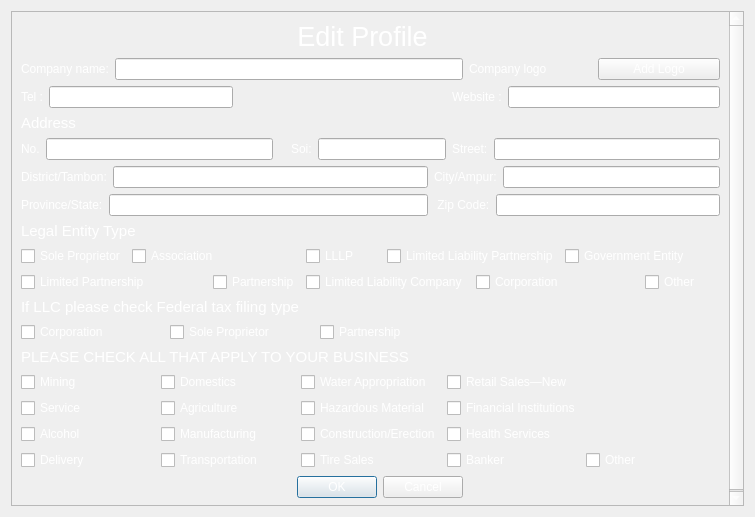
Qt form ui_form/Company_Edit_Profile.ui (Sirawap/PathFinder-Project) before a commit.
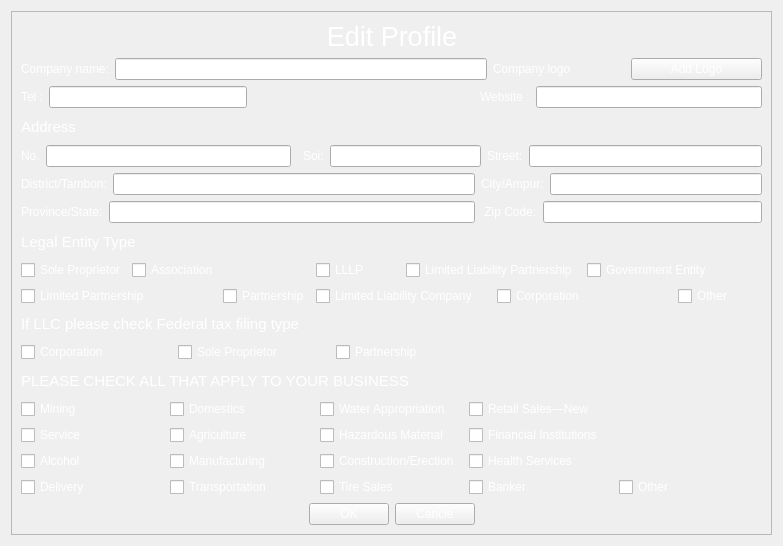
The same form after that commit. Icons and pictures are not drawn.

```diff
--- a/ui_form/Company_Edit_Profile.ui
+++ b/ui_form/Company_Edit_Profile.ui
@@ -6,8 +6,8 @@
    <rect>
     <x>0</x>
     <y>0</y>
-    <width>755</width>
-    <height>517</height>
+    <width>783</width>
+    <height>546</height>
    </rect>
   </property>
   <property name="windowTitle">
@@ -35,85 +35,33 @@
        <rect>
         <x>0</x>
         <y>0</y>
-        <width>735</width>
-        <height>497</height>
+        <width>763</width>
+        <height>526</height>
        </rect>
       </property>
       <layout class="QGridLayout" name="gridLayout_3">
-       <item row="0" column="4">
-        <widget class="QLabel" name="label">
-         <property name="font">
-          <font>
-           <pointsize>20</pointsize>
-          </font>
-         </property>
-         <property name="text">
-          <string>Edit Profile</string>
-         </property>
-         <property name="alignment">
-          <set>Qt::AlignCenter</set>
-         </property>
-        </widget>
-       </item>
-       <item row="11" column="0" colspan="8">
-        <widget class="QLabel" name="label_21">
-         <property name="font">
-          <font>
-           <pointsize>11</pointsize>
-          </font>
-         </property>
-         <property name="text">
-          <string>PLEASE CHECK ALL THAT APPLY TO YOUR BUSINESS</string>
-         </property>
-        </widget>
-       </item>
-       <item row="1" column="0" colspan="7">
-        <layout class="QHBoxLayout" name="horizontalLayout">
+       <item row="10" column="0" colspan="6">
+        <layout class="QHBoxLayout" name="horizontalLayout_12">
          <item>
-          <widget class="QLabel" name="label_2">
+          <widget class="QCheckBox" name="checkBox_11">
            <property name="text">
-            <string>Company name:</string>
+            <string>Corporation</string>
            </property>
           </widget>
          </item>
          <item>
-          <widget class="QLineEdit" name="lineEdit_comp_name">
+          <widget class="QCheckBox" name="checkBox_12">
            <property name="text">
-            <string/>
+            <string>Sole Proprietor</string>
            </property>
           </widget>
          </item>
-        </layout>
-       </item>
-       <item row="5" column="5" colspan="3">
-        <layout class="QHBoxLayout" name="horizontalLayout_9">
          <item>
-          <widget class="QLabel" name="label_13">
+          <widget class="QCheckBox" name="checkBox_13">
            <property name="text">
-            <string>City/Ampur:</string>
+            <string>Partnership</string>
            </property>
           </widget>
-         </item>
-         <item>
-          <widget class="QLineEdit" name="lineEdit_city">
-           <property name="text">
-            <string/>
-           </property>
-          </widget>
-         </item>
-        </layout>
-       </item>
-       <item row="6" column="5" colspan="3">
-        <layout class="QHBoxLayout" name="horizontalLayout_11">
-         <item>
-          <widget class="QLabel" name="label_16">
-           <property name="text">
-            <string> Zip Code:</string>
-           </property>
-          </widget>
-         </item>
-         <item>
-          <widget class="QLineEdit" name="lineEdit_zip"/>
          </item>
         </layout>
        </item>
@@ -131,7 +79,7 @@
          </item>
         </layout>
        </item>
-       <item row="2" column="0" colspan="8">
+       <item row="2" column="0" colspan="7">
         <layout class="QHBoxLayout" name="horizontalLayout_4">
          <item>
           <layout class="QHBoxLayout" name="horizontalLayout_3">
@@ -176,37 +124,123 @@
          </item>
         </layout>
        </item>
-       <item row="9" column="0" colspan="7">
-        <widget class="QLabel" name="label_20">
+       <item row="13" column="6">
+        <spacer name="horizontalSpacer_2">
+         <property name="orientation">
+          <enum>Qt::Horizontal</enum>
+         </property>
+         <property name="sizeHint" stdset="0">
+          <size>
+           <width>40</width>
+           <height>20</height>
+          </size>
+         </property>
+        </spacer>
+       </item>
+       <item row="0" column="0" colspan="2">
+        <spacer name="horizontalSpacer_3">
+         <property name="orientation">
+          <enum>Qt::Horizontal</enum>
+         </property>
+         <property name="sizeHint" stdset="0">
+          <size>
+           <width>40</width>
+           <height>20</height>
+          </size>
+         </property>
+        </spacer>
+       </item>
+       <item row="6" column="4" colspan="3">
+        <layout class="QHBoxLayout" name="horizontalLayout_11">
+         <item>
+          <widget class="QLabel" name="label_16">
+           <property name="text">
+            <string> Zip Code:</string>
+           </property>
+          </widget>
+         </item>
+         <item>
+          <widget class="QLineEdit" name="lineEdit_zip"/>
+         </item>
+        </layout>
+       </item>
+       <item row="5" column="4" colspan="3">
+        <layout class="QHBoxLayout" name="horizontalLayout_9">
+         <item>
+          <widget class="QLabel" name="label_13">
+           <property name="text">
+            <string>City/Ampur:</string>
+           </property>
+          </widget>
+         </item>
+         <item>
+          <widget class="QLineEdit" name="lineEdit_city">
+           <property name="text">
+            <string/>
+           </property>
+          </widget>
+         </item>
+        </layout>
+       </item>
+       <item row="1" column="0" colspan="6">
+        <layout class="QHBoxLayout" name="horizontalLayout">
+         <item>
+          <widget class="QLabel" name="label_2">
+           <property name="text">
+            <string>Company name:</string>
+           </property>
+          </widget>
+         </item>
+         <item>
+          <widget class="QLineEdit" name="lineEdit_comp_name">
+           <property name="text">
+            <string/>
+           </property>
+          </widget>
+         </item>
+        </layout>
+       </item>
+       <item row="4" column="5" colspan="2">
+        <layout class="QHBoxLayout" name="horizontalLayout_7">
+         <item>
+          <widget class="QLabel" name="label_15">
+           <property name="text">
+            <string>Street:</string>
+           </property>
+          </widget>
+         </item>
+         <item>
+          <widget class="QLineEdit" name="lineEdit_street"/>
+         </item>
+        </layout>
+       </item>
+       <item row="11" column="0" colspan="7">
+        <widget class="QLabel" name="label_21">
          <property name="font">
           <font>
            <pointsize>11</pointsize>
           </font>
          </property>
          <property name="text">
-          <string>If LLC please check Federal tax filing type</string>
+          <string>PLEASE CHECK ALL THAT APPLY TO YOUR BUSINESS</string>
          </property>
         </widget>
        </item>
-       <item row="1" column="7">
-        <layout class="QHBoxLayout" name="horizontalLayout_2">
+       <item row="4" column="2" colspan="3">
+        <layout class="QHBoxLayout" name="horizontalLayout_6">
          <item>
-          <widget class="QLabel" name="label_comp_logo">
+          <widget class="QLabel" name="label_11">
            <property name="text">
-            <string>Company logo</string>
+            <string>Soi:</string>
            </property>
           </widget>
          </item>
          <item>
-          <widget class="QPushButton" name="pushButton">
-           <property name="text">
-            <string>Add Logo</string>
-           </property>
-          </widget>
+          <widget class="QLineEdit" name="lineEdit_soi"/>
          </item>
         </layout>
        </item>
-       <item row="8" column="0" colspan="8">
+       <item row="8" column="0" colspan="7">
         <layout class="QGridLayout" name="gridLayout">
          <item row="0" column="0">
           <widget class="QCheckBox" name="checkBox">
@@ -280,33 +314,37 @@
          </item>
         </layout>
        </item>
-       <item row="0" column="0" colspan="3">
-        <spacer name="horizontalSpacer_3">
-         <property name="orientation">
-          <enum>Qt::Horizontal</enum>
-         </property>
-         <property name="sizeHint" stdset="0">
-          <size>
-           <width>40</width>
-           <height>20</height>
-          </size>
-         </property>
-        </spacer>
+       <item row="1" column="6">
+        <layout class="QHBoxLayout" name="horizontalLayout_2">
+         <item>
+          <widget class="QLabel" name="label_comp_logo">
+           <property name="text">
+            <string>Company logo</string>
+           </property>
+          </widget>
+         </item>
+         <item>
+          <widget class="QPushButton" name="pushButton">
+           <property name="text">
+            <string>Add Logo</string>
+           </property>
+          </widget>
+         </item>
+        </layout>
        </item>
-       <item row="13" column="7">
-        <spacer name="horizontalSpacer_2">
-         <property name="orientation">
-          <enum>Qt::Horizontal</enum>
+       <item row="3" column="0">
+        <widget class="QLabel" name="label_12">
+         <property name="font">
+          <font>
+           <pointsize>11</pointsize>
+          </font>
          </property>
-         <property name="sizeHint" stdset="0">
-          <size>
-           <width>40</width>
-           <height>20</height>
-          </size>
+         <property name="text">
+          <string>Address</string>
          </property>
-        </spacer>
+        </widget>
        </item>
-       <item row="12" column="0" colspan="8">
+       <item row="12" column="0" colspan="7">
         <layout class="QGridLayout" name="gridLayout_2">
          <item row="1" column="2">
           <widget class="QCheckBox" name="checkBox_24">
@@ -429,7 +467,7 @@
          </item>
         </layout>
        </item>
-       <item row="7" column="0" colspan="4">
+       <item row="7" column="0" colspan="3">
         <widget class="QLabel" name="label_19">
          <property name="font">
           <font>
@@ -441,58 +479,19 @@
          </property>
         </widget>
        </item>
-       <item row="3" column="0">
-        <widget class="QLabel" name="label_12">
+       <item row="9" column="0" colspan="6">
+        <widget class="QLabel" name="label_20">
          <property name="font">
           <font>
            <pointsize>11</pointsize>
           </font>
          </property>
          <property name="text">
-          <string>Address</string>
+          <string>If LLC please check Federal tax filing type</string>
          </property>
         </widget>
        </item>
-       <item row="4" column="3" colspan="3">
-        <layout class="QHBoxLayout" name="horizontalLayout_6">
-         <item>
-          <widget class="QLabel" name="label_11">
-           <property name="text">
-            <string>Soi:</string>
-           </property>
-          </widget>
-         </item>
-         <item>
-          <widget class="QLineEdit" name="lineEdit_soi"/>
-         </item>
-        </layout>
-       </item>
-       <item row="10" column="0" colspan="7">
-        <layout class="QHBoxLayout" name="horizontalLayout_12">
-         <item>
-          <widget class="QCheckBox" name="checkBox_11">
-           <property name="text">
-            <string>Corporation</string>
-           </property>
-          </widget>
-         </item>
-         <item>
-          <widget class="QCheckBox" name="checkBox_12">
-           <property name="text">
-            <string>Sole Proprietor</string>
-           </property>
-          </widget>
-         </item>
-         <item>
-          <widget class="QCheckBox" name="checkBox_13">
-           <property name="text">
-            <string>Partnership</string>
-           </property>
-          </widget>
-         </item>
-        </layout>
-       </item>
-       <item row="6" column="0" colspan="5">
+       <item row="6" column="0" colspan="4">
         <layout class="QHBoxLayout" name="horizontalLayout_10">
          <item>
           <widget class="QLabel" name="label_14">
@@ -510,7 +509,7 @@
          </item>
         </layout>
        </item>
-       <item row="5" column="0" colspan="5">
+       <item row="5" column="0" colspan="4">
         <layout class="QHBoxLayout" name="horizontalLayout_8">
          <item>
           <widget class="QLabel" name="label_17">
@@ -524,27 +523,39 @@
          </item>
         </layout>
        </item>
-       <item row="4" column="6" colspan="2">
-        <layout class="QHBoxLayout" name="horizontalLayout_7">
-         <item>
-          <widget class="QLabel" name="label_15">
-           <property name="text">
-            <string>Street:</string>
-           </property>
-          </widget>
-         </item>
-         <item>
-          <widget class="QLineEdit" name="lineEdit_street"/>
-         </item>
-        </layout>
-       </item>
-       <item row="13" column="4" colspan="3">
-        <widget class="QDialogButtonBox" name="buttonBox">
-         <property name="standardButtons">
-          <set>QDialogButtonBox::Cancel|QDialogButtonBox::Ok</set>
+       <item row="0" column="3">
+        <widget class="QLabel" name="label">
+         <property name="font">
+          <font>
+           <pointsize>20</pointsize>
+          </font>
+         </property>
+         <property name="text">
+          <string>Edit Profile</string>
+         </property>
+         <property name="alignment">
+          <set>Qt::AlignCenter</set>
          </property>
         </widget>
        </item>
+       <item row="13" column="3">
+        <layout class="QHBoxLayout" name="horizontalLayout_13">
+         <item>
+          <widget class="QPushButton" name="pushButton_OK">
+           <property name="text">
+            <string>OK</string>
+           </property>
+          </widget>
+         </item>
+         <item>
+          <widget class="QPushButton" name="pushButton_Cancle">
+           <property name="text">
+            <string>Cancle</string>
+           </property>
+          </widget>
+         </item>
+        </layout>
+       </item>
       </layout>
      </widget>
     </widget>
```
